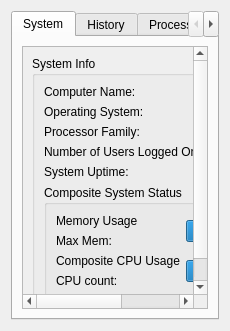
Above: Code/Mantid/MantidPlot/SysMon/ui_sysmon.ui from mantidproject/mantid before the change. Below: the same form after it.
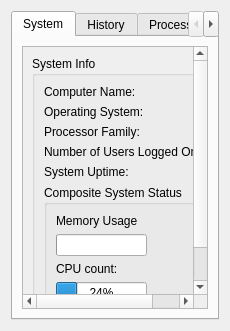
That is the form after the change.

Diff of the .ui file:
```diff
--- a/Code/Mantid/MantidPlot/SysMon/ui_sysmon.ui
+++ b/Code/Mantid/MantidPlot/SysMon/ui_sysmon.ui
@@ -10,6 +10,12 @@
     <height>331</height>
    </rect>
   </property>
+  <property name="minimumSize">
+   <size>
+    <width>230</width>
+    <height>331</height>
+   </size>
+  </property>
   <property name="maximumSize">
    <size>
     <width>16777215</width>
@@ -36,7 +42,7 @@
        <string>System</string>
       </attribute>
       <layout class="QVBoxLayout" name="verticalLayout">
-       <item>
+       <item alignment="Qt::AlignLeft">
         <widget class="QScrollArea" name="scrollArea">
          <property name="widgetResizable">
           <bool>true</bool>
@@ -46,8 +52,8 @@
            <rect>
             <x>0</x>
             <y>0</y>
-            <width>320</width>
-            <height>293</height>
+            <width>186</width>
+            <height>267</height>
            </rect>
           </property>
           <layout class="QVBoxLayout" name="verticalLayout_2">
@@ -168,7 +174,7 @@
                 </item>
                </layout>
               </item>
-              <item row="1" column="0">
+              <item row="1" column="0" alignment="Qt::AlignLeft">
                <widget class="QGroupBox" name="groupBox_5">
                 <property name="sizePolicy">
                  <sizepolicy hsizetype="Expanding" vsizetype="Expanding">
@@ -192,8 +198,8 @@
                 <property name="title">
                  <string>Composite System Status</string>
                 </property>
-                <layout class="QGridLayout" name="gridLayout_6">
-                 <item row="0" column="0">
+                <layout class="QVBoxLayout" name="verticalLayout_7">
+                 <item>
                   <widget class="QLabel" name="labelMemUsage">
                    <property name="font">
                     <font>
@@ -205,52 +211,51 @@
                    </property>
                   </widget>
                  </item>
-                 <item row="3" column="0">
+                 <item alignment="Qt::AlignLeft">
+                  <widget class="QProgressBar" name="progressBarStatusMemory">
+                   <property name="sizePolicy">
+                    <sizepolicy hsizetype="Maximum" vsizetype="Fixed">
+                     <horstretch>0</horstretch>
+                     <verstretch>0</verstretch>
+                    </sizepolicy>
+                   </property>
+                   <property name="maximumSize">
+                    <size>
+                     <width>210</width>
+                     <height>16777215</height>
+                    </size>
+                   </property>
+                   <property name="toolTip">
+                    <string extracomment="Percent of Memory Usage"/>
+                   </property>
+                  </widget>
+                 </item>
+                 <item>
                   <widget class="QLabel" name="labelCPUCount">
                    <property name="text">
                     <string>CPU count:</string>
                    </property>
                   </widget>
                  </item>
-                 <item row="1" column="0">
-                  <widget class="QLabel" name="labelMaxMem">
-                   <property name="text">
-                    <string>Max Mem:</string>
-                   </property>
-                  </widget>
-                 </item>
-                 <item row="2" column="0">
-                  <widget class="QLabel" name="label_102">
-                   <property name="font">
-                    <font>
-                     <underline>false</underline>
-                    </font>
-                   </property>
-                   <property name="text">
-                    <string>Composite CPU Usage</string>
-                   </property>
-                  </widget>
-                 </item>
-                 <item row="2" column="1" rowspan="2">
+                 <item alignment="Qt::AlignLeft">
                   <widget class="QProgressBar" name="progressBarStatusCPU">
                    <property name="sizePolicy">
-                    <sizepolicy hsizetype="Preferred" vsizetype="Fixed">
+                    <sizepolicy hsizetype="Maximum" vsizetype="Fixed">
                      <horstretch>0</horstretch>
                      <verstretch>0</verstretch>
                     </sizepolicy>
                    </property>
-                   <property name="value">
-                    <number>24</number>
+                   <property name="maximumSize">
+                    <size>
+                     <width>210</width>
+                     <height>16777215</height>
+                    </size>
                    </property>
-                  </widget>
-                 </item>
-                 <item row="0" column="1" rowspan="2">
-                  <widget class="QProgressBar" name="progressBarStatusMemory">
-                   <property name="sizePolicy">
-                    <sizepolicy hsizetype="Preferred" vsizetype="Fixed">
-                     <horstretch>0</horstretch>
-                     <verstretch>0</verstretch>
-                    </sizepolicy>
+                   <property name="toolTip">
+                    <string extracomment="Percent of Composite CPU Usage"/>
+                   </property>
+                   <property name="statusTip">
+                    <string extracomment="Composite CPU Usage"/>
                    </property>
                    <property name="value">
                     <number>24</number>
```
Left out of the diff: 14 changed lines with no effect on the pictures.
